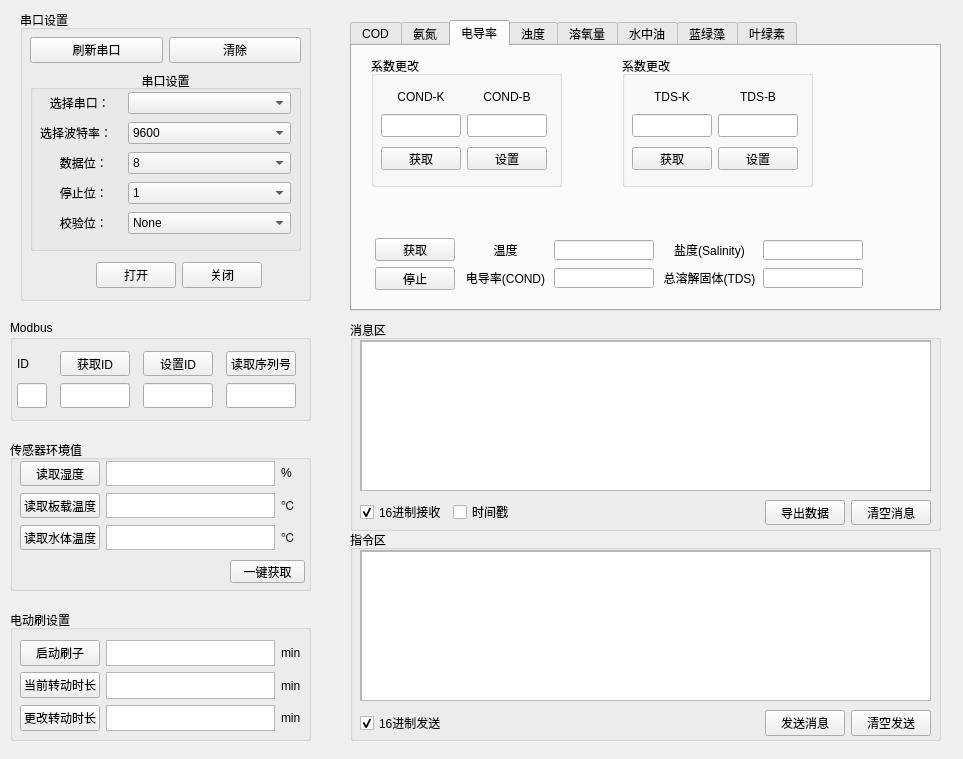
Before: the Qt Designer form widget.ui in Bochenn0906/Yesure_Serialport, drawn with Qt 5.
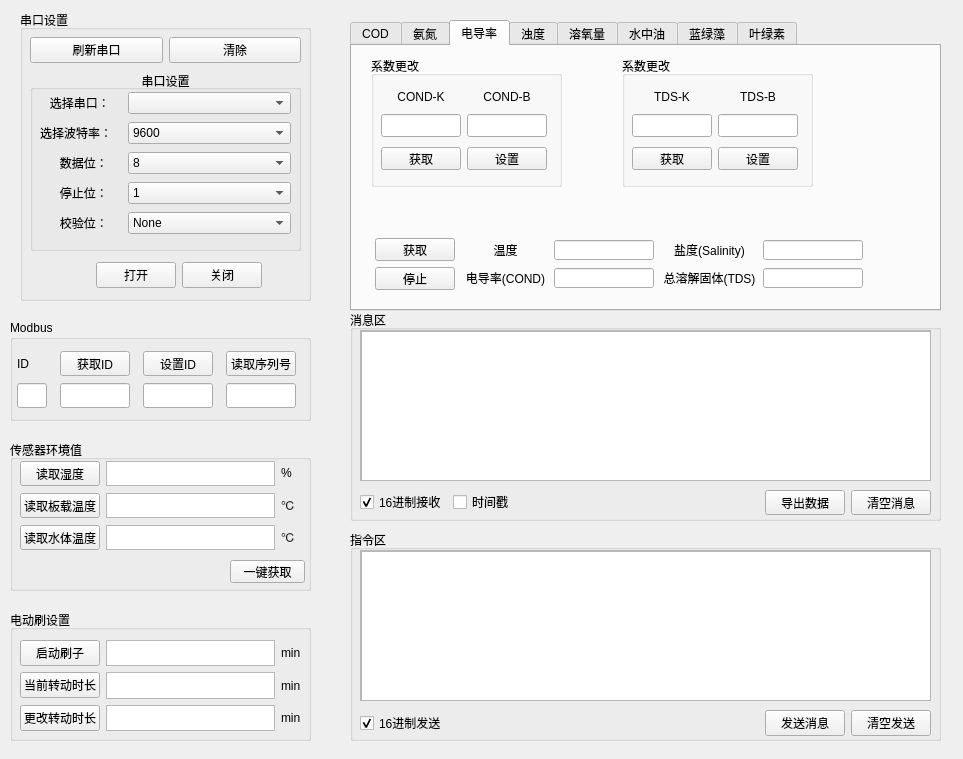
After: the same form once the commit is applied. The open tabs and pages were chosen to show the change. Icons and pictures are not drawn. Custom widgets are drawn as their Qt base class.

```diff
--- a/widget.ui
+++ b/widget.ui
@@ -6263,7 +6263,7 @@
    <property name="geometry">
     <rect>
      <x>350</x>
-     <y>320</y>
+     <y>310</y>
      <width>591</width>
      <height>211</height>
     </rect>
```
Left out of the diff: 4 changed lines with no effect on the pictures.
